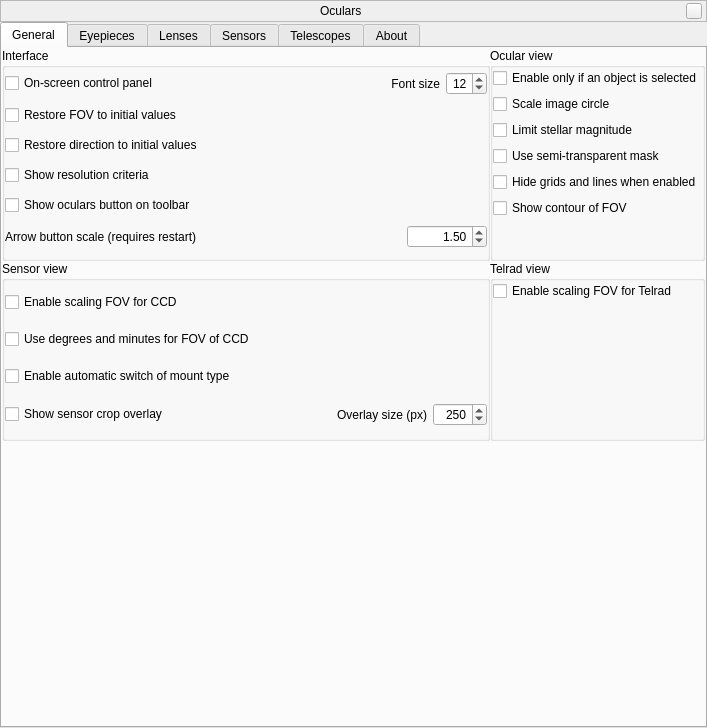
519984307/stellarium_src, file plugins/Oculars/src/gui/ocularDialog.ui: the form before one commit.
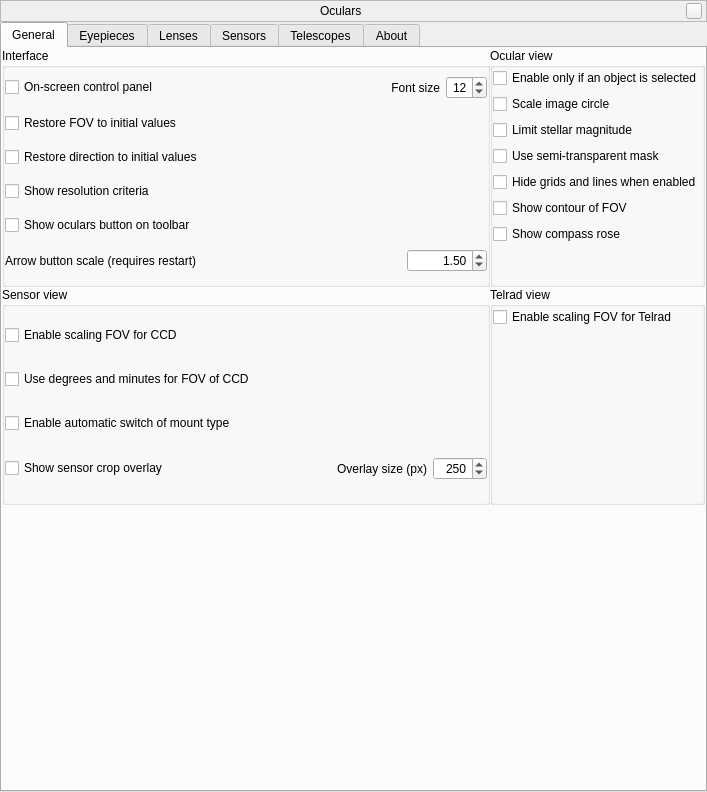
The form after the commit. Icons and pictures are not drawn. Custom widgets are drawn as their Qt base class.

Commit message: Added an optional cardinal points to the ocular view (Fix #421)

What changed in the file:
```diff
--- a/plugins/Oculars/src/gui/ocularDialog.ui
+++ b/plugins/Oculars/src/gui/ocularDialog.ui
@@ -7,7 +7,7 @@
     <x>0</x>
     <y>0</y>
     <width>707</width>
-    <height>728</height>
+    <height>792</height>
    </rect>
   </property>
   <property name="sizePolicy">
@@ -363,7 +363,7 @@
                </property>
               </widget>
              </item>
-             <item row="8" column="0">
+             <item row="9" column="0">
               <spacer name="verticalSpacer_6">
                <property name="orientation">
                 <enum>Qt::Vertical</enum>
@@ -407,6 +407,16 @@
                </property>
               </widget>
              </item>
+             <item row="8" column="0">
+              <widget class="QCheckBox" name="cardinalsCheckBox">
+               <property name="toolTip">
+                <string>Show cardinal and ordinal directions for equatorial coordinate system</string>
+               </property>
+               <property name="text">
+                <string>Show compass rose</string>
+               </property>
+              </widget>
+             </item>
             </layout>
            </widget>
           </item>
```
The commit also changes 5 other files.
